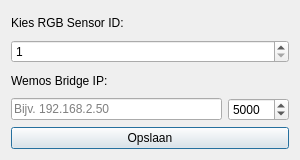
First picture: the form in settingswindow.ui, repository wifiinc/qt-dashboard-application, before the edit.
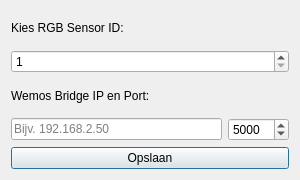
Second picture: the form after the edit.

```diff
--- a/settingswindow.ui
+++ b/settingswindow.ui
@@ -7,19 +7,19 @@
     <x>0</x>
     <y>0</y>
     <width>300</width>
-    <height>160</height>
+    <height>180</height>
    </rect>
   </property>
   <property name="minimumSize">
    <size>
     <width>300</width>
-    <height>160</height>
+    <height>180</height>
    </size>
   </property>
   <property name="maximumSize">
    <size>
     <width>300</width>
-    <height>160</height>
+    <height>180</height>
    </size>
   </property>
   <property name="windowTitle">
@@ -49,7 +49,7 @@
    <item>
     <widget class="QLabel" name="labelBridgeIp">
      <property name="text">
-      <string>Wemos Bridge IP:</string>
+      <string>Wemos Bridge IP en Port:</string>
      </property>
     </widget>
    </item>
```
Left out of the diff: 7 changed lines with no effect on the pictures.
